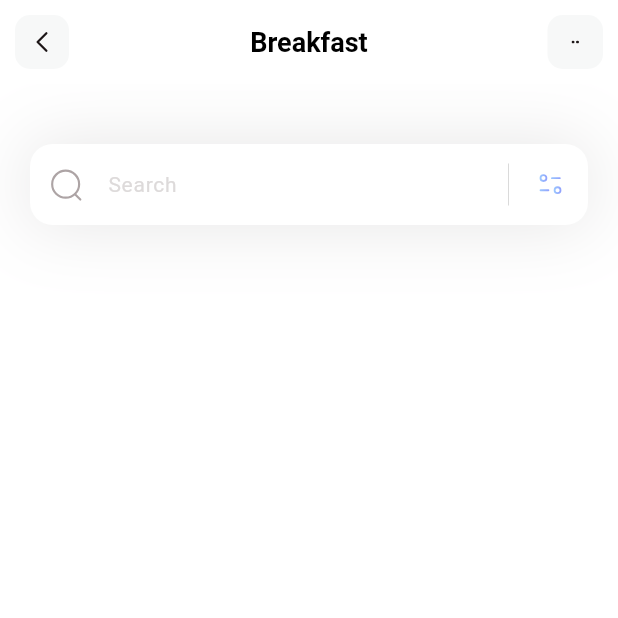
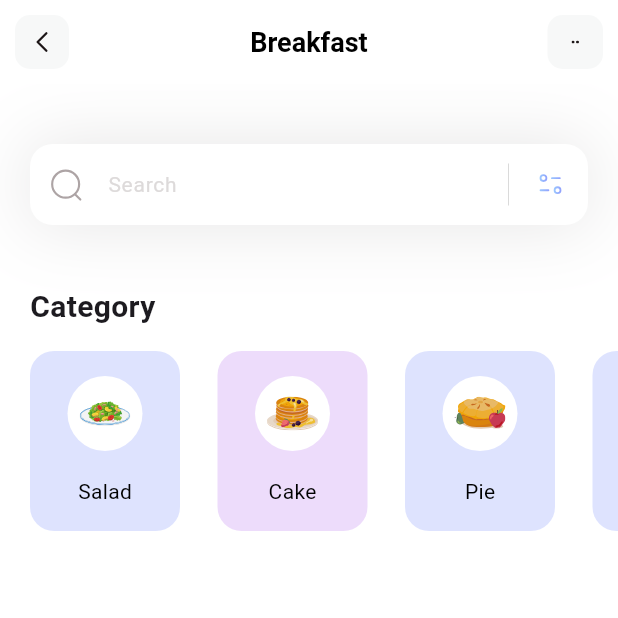
Before and after one commit to Aryan-Sood/Food-App, a Flutter app: the screen it shows after launch, on a phone screen of 412 x 824 dp, the top half of it. Run offline on Flutter 3.47's test engine with Material 3 defaults, Android fonts, the phone set to English and light mode, and no system bars; our stand-ins replace flutter_svg.

Commit message:
categories section

```diff
--- a/lib/main.dart
+++ b/lib/main.dart
@@ -10,7 +10,6 @@ class MyApp extends StatelessWidget {
 
   @override
   Widget build(BuildContext context) {
-    return const MaterialApp(
-        debugShowCheckedModeBanner: false, home: HomePage());
+    return MaterialApp(debugShowCheckedModeBanner: false, home: HomePage());
   }
 }
--- /dev/null
+++ b/lib/models/category_model.dart
@@ -0,0 +1,39 @@
+import 'package:flutter/material.dart';
+
+class CategoryModel {
+  String name;
+  String path;
+  Color boxColor;
+
+  CategoryModel({
+    required this.name,
+    required this.path,
+    required this.boxColor,
+  });
+
+  static List<CategoryModel> getCategories() {
+    List<CategoryModel> categories = [];
+
+    categories.add(CategoryModel(
+        name: "Salad",
+        path: "assets/icons/plate.svg",
+        boxColor: Color(0xff92A3FD)));
+
+    categories.add(CategoryModel(
+        name: "Cake",
+        path: "assets/icons/pancakes.svg",
+        boxColor: Color(0xffC58BF2)));
+
+    categories.add(CategoryModel(
+        name: "Pie",
+        path: "assets/icons/pie.svg",
+        boxColor: Color(0xff92A3FD)));
+
+    categories.add(CategoryModel(
+        name: "Snacks",
+        path: "assets/icons/snacks.svg",
+        boxColor: Color(0xff92A3FD)));
+
+    return categories;
+  }
+}
--- a/lib/pages/home.dart
+++ b/lib/pages/home.dart
@@ -1,19 +1,96 @@
 import "package:flutter/material.dart";
 import "package:flutter_svg/flutter_svg.dart";
+import "package:food/models/category_model.dart";
 
-class HomePage extends StatelessWidget {
-  const HomePage({super.key});
+class HomePage extends StatefulWidget {
+  HomePage({super.key});
+
+  @override
+  State<HomePage> createState() => _HomePageState();
+}
+
+class _HomePageState extends State<HomePage> {
+  List<CategoryModel> categories = [];
+
+  void _getCategories() {
+    categories = CategoryModel.getCategories();
+  }
+
+  @override
+  void initState() {
+    _getCategories();
+  }
 
   @override
   Widget build(BuildContext context) {
+    _getCategories();
     return Scaffold(
       appBar: appBar(),
       backgroundColor: Colors.white,
       body: Column(
+        crossAxisAlignment: CrossAxisAlignment.start,
         children: [
           searchBar(),
+          SizedBox(
+            height: 40,
+          ),
+          Padding(
+            padding: const EdgeInsets.only(left: 20),
+            child: Text(
+              "Category",
+              style: TextStyle(fontWeight: FontWeight.bold, fontSize: 20),
+            ),
+          ),
+          SizedBox(
+            height: 15,
+          ),
+          categories_section(),
         ],
       ),
+    );
+  }
+
+  Container categories_section() {
+    return Container(
+      height: 120,
+      child: ListView.separated(
+          scrollDirection: Axis.horizontal,
+          padding: EdgeInsets.only(left: 20, right: 20),
+          itemCount: categories.length,
+          separatorBuilder: (context, index) => SizedBox(
+                width: 25,
+              ),
+          itemBuilder: (context, index) {
+            return Container(
+              width: 100,
+              decoration: BoxDecoration(
+                  color: categories[index].boxColor.withOpacity(0.3),
+                  borderRadius: BorderRadius.circular(16)),
+              child: Column(
+                mainAxisAlignment: MainAxisAlignment.spaceEvenly,
+                children: [
+                  Container(
+                    width: 50,
+                    height: 50,
+                    decoration: BoxDecoration(
+                        color: Colors.white, shape: BoxShape.circle),
+                    child: Padding(
+                      padding: const EdgeInsets.all(8),
+                      child: SvgPicture.asset(categories[index].path),
+                    ),
+                  ),
+                  Text(
+                    categories[index].name,
+                    style: TextStyle(
+                      fontWeight: FontWeight.w400,
+                      color: Colors.black,
+                      fontSize: 14,
+                    ),
+                  )
+                ],
+              ),
+            );
+          }),
     );
   }
 
```
Also changed, not shown: assets/icons/pancakes.svg (added), assets/icons/pie.svg (added), assets/icons/plate.svg (added), assets/icons/snacks.svg (added).
